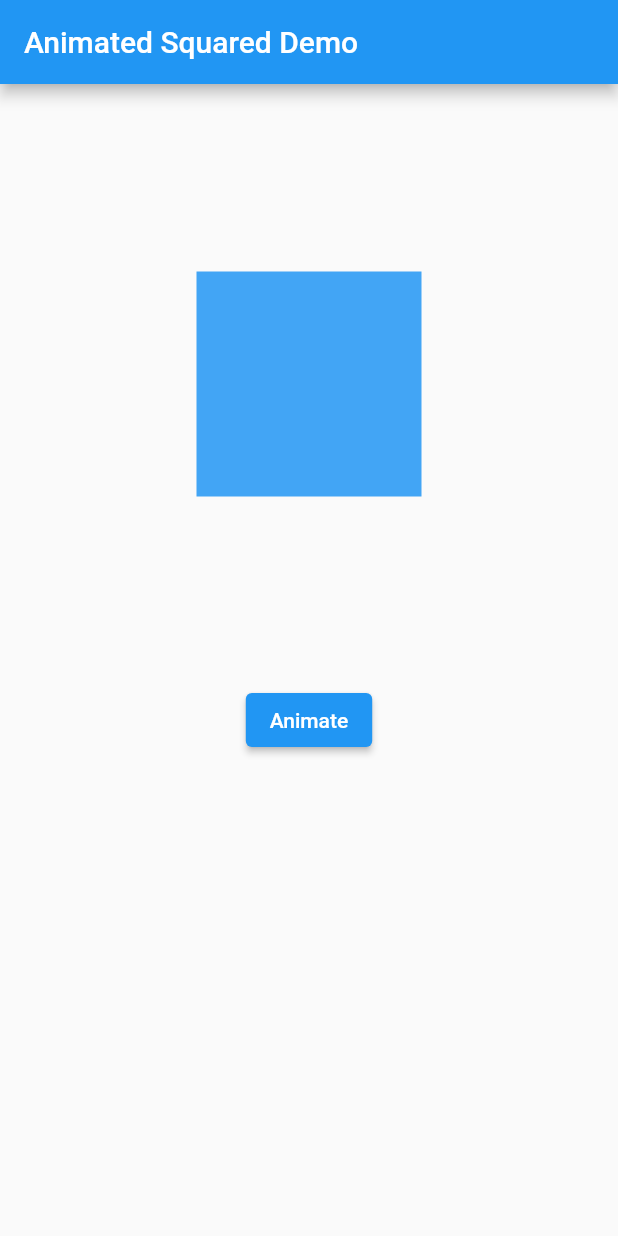
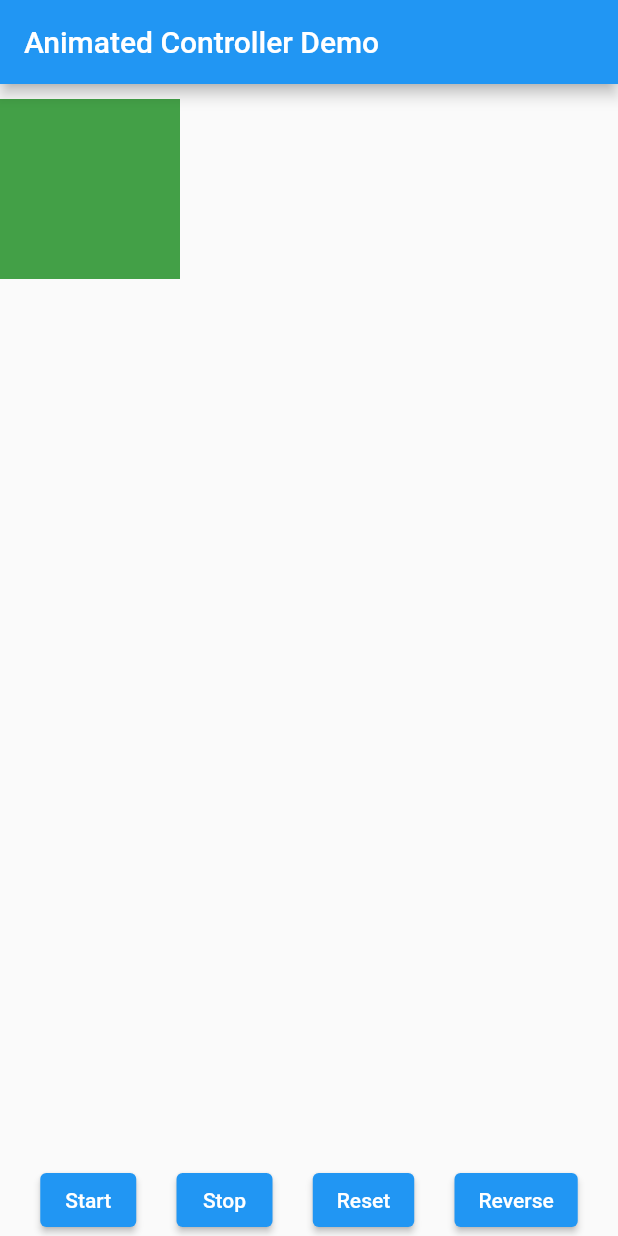
Before and after one commit to ExpertKiD/flutter_animation_demo, a Flutter app: the screen it shows after launch, on a phone screen of 412 x 824 dp. Run offline on Flutter 3.47's test engine with Material 2 defaults, Android fonts, the phone set to English and light mode, and no system bars.

Commit message:
Add animation controller demo

```diff
--- a/lib/app/app.dart
+++ b/lib/app/app.dart
@@ -1,4 +1,4 @@
-import 'package:animationdemo/screen/animated_box.dart';
+import 'package:animationdemo/screen/animation_controller.dart';
 import 'package:flutter/material.dart';
 
 class MyApp extends StatelessWidget {
@@ -7,7 +7,7 @@ class MyApp extends StatelessWidget {
   @override
   Widget build(BuildContext context) {
     return MaterialApp(
-      home: AnimatedSquareScreen(),
+      home: AnimationControllerScreen(),
     );
   }
 }
--- /dev/null
+++ b/lib/screen/animation_controller.dart
@@ -0,0 +1,94 @@
+import 'package:flutter/material.dart';
+
+class AnimationControllerScreen extends StatefulWidget {
+  const AnimationControllerScreen({Key? key}) : super(key: key);
+
+  @override
+  _AnimationControllerScreenState createState() =>
+      _AnimationControllerScreenState();
+}
+
+class _AnimationControllerScreenState extends State<AnimationControllerScreen>
+    with SingleTickerProviderStateMixin {
+  late AnimationController _animationController;
+
+  @override
+  void initState() {
+    super.initState();
+    _animationController = AnimationController(
+        duration: const Duration(
+          seconds: 2,
+        ),
+        vsync: this);
+
+    _animationController.addListener(() {
+      setState(() {});
+    });
+  }
+
+  @override
+  Widget build(BuildContext context) {
+    return Scaffold(
+        appBar: AppBar(
+          title: Text('Animated Controller Demo'),
+        ),
+        body: Column(
+          children: [
+            SizedBox(
+              height: 10,
+            ),
+            Expanded(
+              flex: 1,
+              child: Stack(
+                children: [
+                  Positioned(
+                      left: _animationController.value * 240,
+                      top: 0,
+                      child: SizedBox(
+                        child: Container(
+                          width: 120,
+                          height: 120,
+                          color: Colors.green.shade600,
+                        ),
+                      )),
+                ],
+              ),
+            ),
+            SizedBox(
+              height: 10,
+            ),
+            Row(
+              mainAxisAlignment: MainAxisAlignment.spaceEvenly,
+              children: [
+                ElevatedButton(
+                    onPressed: () {
+                      _animationController.forward();
+                    },
+                    child: Text('Start')),
+                ElevatedButton(
+                    onPressed: () {
+                      _animationController.stop();
+                    },
+                    child: Text('Stop')),
+                ElevatedButton(
+                    onPressed: () {
+                      _animationController.reset();
+                    },
+                    child: Text('Reset')),
+                ElevatedButton(
+                    onPressed: () {
+                      _animationController.reverse();
+                    },
+                    child: Text('Reverse')),
+              ],
+            ),
+          ],
+        ));
+  }
+
+  @override
+  void dispose() {
+    super.dispose();
+    _animationController.dispose();
+  }
+}
```
